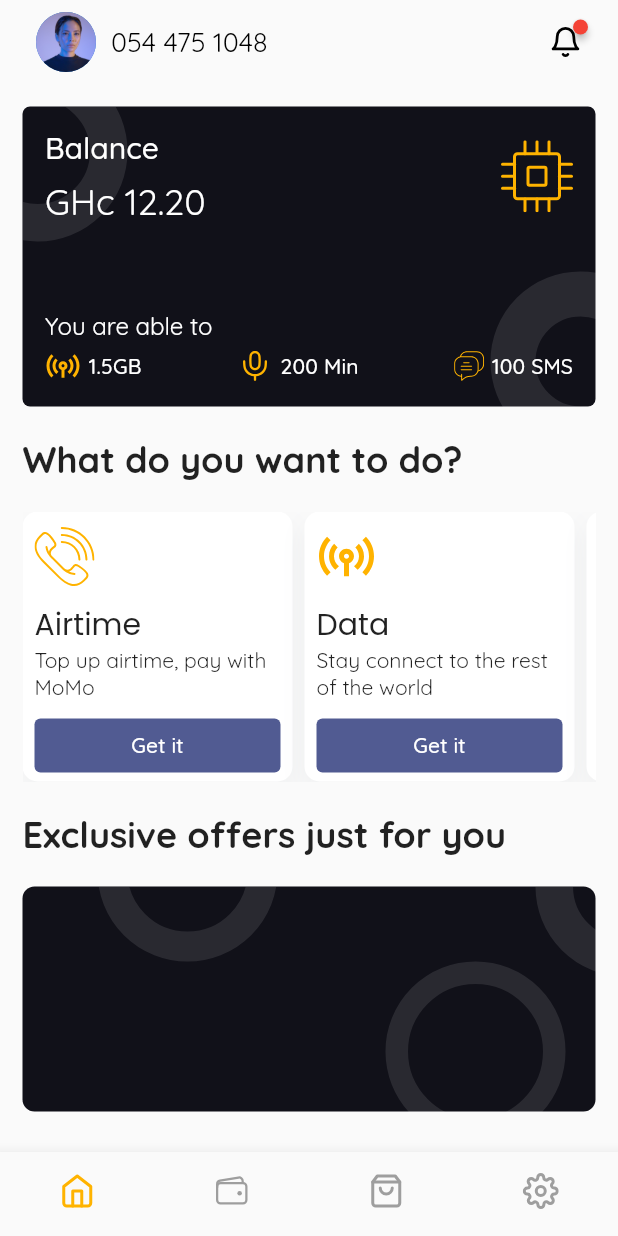
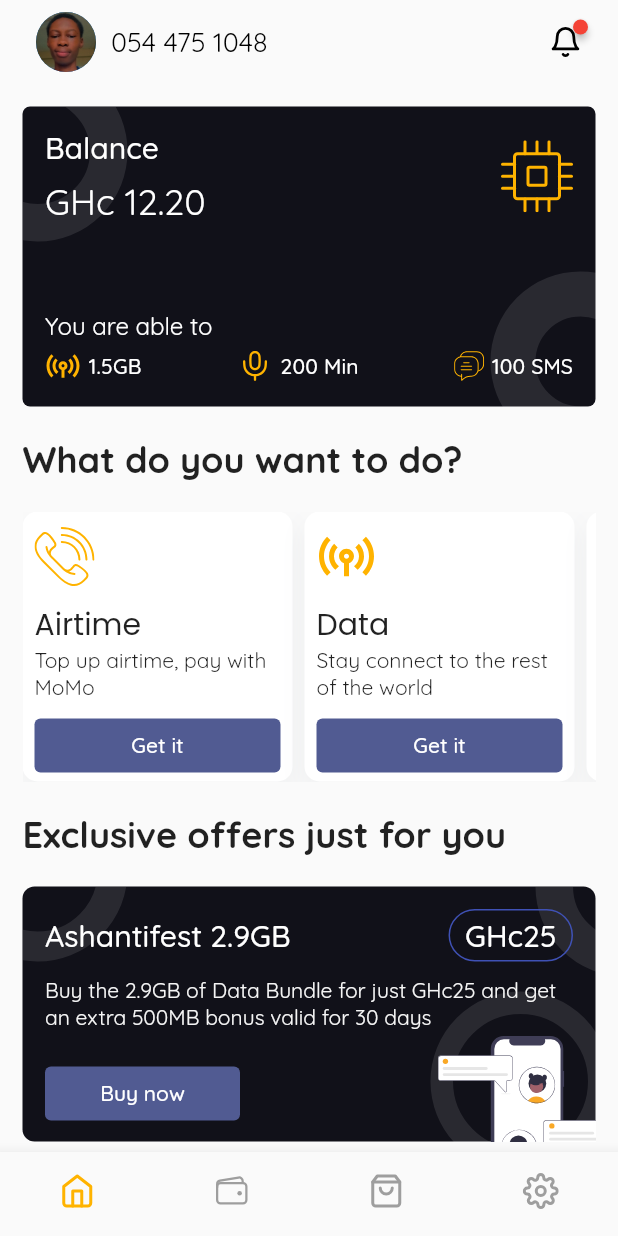
Before and after one commit to jeronasiedu/mira, a Flutter app: the screen it shows after launch, on a phone screen of 412 x 824 dp. Run offline on Flutter 3.47's test engine with Material 2 defaults, Android fonts, the phone set to English and light mode, and no system bars; drawn by our look-alikes of badges; our stand-ins replace flutter_feather_icons, flutter_svg, google_fonts, ionicons.

Commit message:
finish homepage

```diff
--- a/lib/root_app.dart
+++ b/lib/root_app.dart
@@ -3,7 +3,7 @@ import 'package:flutter_feather_icons/flutter_feather_icons.dart';
 import 'package:ionicons/ionicons.dart';
 import 'package:mira/widgets/activities.dart';
 import 'package:mira/widgets/balance_card.dart';
-import 'package:mira/widgets/circle.dart';
+import 'package:mira/widgets/exclusive_card.dart';
 import 'package:mira/widgets/header.dart';
 
 class RootApp extends StatefulWidget {
@@ -21,21 +21,39 @@ class _RootAppState extends State<RootApp> {
     });
   }
 
+  List exclusiveCards = [
+    {
+      "title": "Ashantifest 2.9GB",
+      "description":
+          "Buy the 2.9GB of Data Bundle for just GHc25 and get an extra 500MB bonus valid for 30 days",
+      "price": "GHc25",
+      "image": "assets/chatting.svg"
+    },
+    {
+      "title": "1000MB 30-day pack",
+      "description": "Buy the 1000MB 30-day pack at GHc8.3",
+      "price": "GHc8.3",
+      "image": "assets/begin_chat.svg"
+    },
+    {
+      "title": "150MB 7 day pack",
+      "description": "Buy the 150MB 7-day pack at GHc1.5",
+      "price": "GHc1.5",
+      "image": "assets/ideas.svg"
+    },
+    {
+      "title": "2.5GB 3-day pack",
+      "description": "Buy the 2.5GB 3-day pack at GHc12",
+      "price": "GHc12",
+      "image": "assets/real_life.svg"
+    },
+  ];
+
   @override
   Widget build(BuildContext context) {
     var headingText = Theme.of(context).textTheme.headline5!.copyWith(
           fontWeight: FontWeight.bold,
         );
-
-    var size = MediaQuery.of(context).size.width;
-    int numberOfGrids() {
-      if (size < 400) {
-        return 1;
-      } else if (size < 680) {
-        return 2;
-      }
-      return 3;
-    }
 
     return Scaffold(
       appBar: header(),
@@ -56,37 +74,16 @@ class _RootAppState extends State<RootApp> {
             padding: const EdgeInsets.symmetric(vertical: 20),
             child: Text("Exclusive offers just for you", style: headingText),
           ),
-          Container(
-            width: double.maxFinite,
-            height: 150,
-            decoration: BoxDecoration(
-              color: const Color.fromARGB(255, 17, 17, 25),
-              borderRadius: BorderRadius.circular(8),
-            ),
-            child: Stack(
-              children: const [
-                Positioned(
-                  top: -70,
-                  left: 50,
-                  child: CircleShape(
-                    width: 20,
-                  ),
-                ),
-                Positioned(
-                  top: -60,
-                  right: -80,
-                  child: CircleShape(
-                    width: 25,
-                  ),
-                ),
-                Positioned(
-                  bottom: -20,
-                  right: 20,
-                  child: CircleShape(
-                    width: 15,
-                  ),
-                ),
-              ],
+          Column(
+            children: List.generate(
+              exclusiveCards.length,
+              (index) {
+                return ExclusiveCard(
+                    title: exclusiveCards[index]['title'],
+                    description: exclusiveCards[index]['description'],
+                    price: exclusiveCards[index]['price'],
+                    image: exclusiveCards[index]['image']);
+              },
             ),
           )
         ],
--- /dev/null
+++ b/lib/widgets/exclusive_card.dart
@@ -0,0 +1,126 @@
+// ignore_for_file: public_member_api_docs, sort_constructors_first
+import 'package:flutter/material.dart';
+import 'package:flutter_svg/flutter_svg.dart';
+
+import 'package:mira/widgets/circle.dart';
+
+class ExclusiveCard extends StatelessWidget {
+  const ExclusiveCard({
+    Key? key,
+    required this.title,
+    required this.description,
+    required this.price,
+    required this.image,
+  }) : super(key: key);
+  final String title;
+  final String description;
+  final String price;
+  final String image;
+
+  @override
+  Widget build(BuildContext context) {
+    var cardHeadingText = Theme.of(context).textTheme.headline6!.copyWith(
+          color: Colors.white,
+        );
+    return Container(
+      width: double.maxFinite,
+      margin: const EdgeInsets.only(bottom: 20),
+      height: 170,
+      decoration: BoxDecoration(
+        color: const Color.fromARGB(255, 17, 17, 25),
+        borderRadius: BorderRadius.circular(8),
+      ),
+      child: Stack(
+        children: [
+          const Positioned(
+            top: -70,
+            left: -50,
+            child: CircleShape(
+              width: 20,
+            ),
+          ),
+          const Positioned(
+            top: -60,
+            right: -80,
+            child: CircleShape(
+              width: 25,
+            ),
+          ),
+          const Positioned(
+            bottom: -20,
+            right: -10,
+            child: CircleShape(
+              width: 15,
+            ),
+          ),
+          Positioned(
+            bottom: -30,
+            right: -15,
+            child: SvgPicture.asset(
+              image,
+              width: 120,
+            ),
+          ),
+          Padding(
+            padding: const EdgeInsets.only(
+              top: 15,
+              left: 15,
+              right: 15,
+              bottom: 8,
+            ),
+            child: Column(
+              crossAxisAlignment: CrossAxisAlignment.start,
+              children: [
+                Row(
+                  mainAxisAlignment: MainAxisAlignment.spaceBetween,
+                  children: [
+                    Text(
+                      title,
+                      style: cardHeadingText,
+                    ),
+                    Container(
+                      padding: const EdgeInsets.symmetric(
+                        vertical: 4,
+                        horizontal: 10,
+                      ),
+                      decoration: BoxDecoration(
+                        border: Border.all(
+                          color: Colors.indigo,
+                        ),
+                        borderRadius: BorderRadius.circular(50),
+                      ),
+                      child: Text(
+                        price,
+                        style: cardHeadingText,
+                      ),
+                    )
+                  ],
+                ),
+                Padding(
+                  padding: const EdgeInsets.symmetric(vertical: 10),
+                  child: Text(
+                    description,
+                    style: TextStyle(
+                      color: Colors.grey[100],
+                    ),
+                  ),
+                ),
+                const Spacer(),
+                SizedBox(
+                  width: 130,
+                  child: ElevatedButton(
+                    onPressed: () {},
+                    style: ElevatedButton.styleFrom(
+                      elevation: 0,
+                    ),
+                    child: const Text("Buy now"),
+                  ),
+                )
+              ],
+            ),
+          )
+        ],
+      ),
+    );
+  }
+}
--- a/lib/widgets/header.dart
+++ b/lib/widgets/header.dart
@@ -11,7 +11,7 @@ AppBar header() {
           const Padding(
             padding: EdgeInsets.only(right: 10),
             child: CircleAvatar(
-              backgroundImage: AssetImage('assets/girl.jpg'),
+              backgroundImage: AssetImage('assets/profile.jpg'),
             ),
           ),
           const Text(
```
Also changed, not shown: assets/begin_chat.svg (added), assets/ideas.svg (added), assets/profile.jpg (added), assets/real_life.svg (added), assets/respond.svg (added), assets/texting.svg (added).
